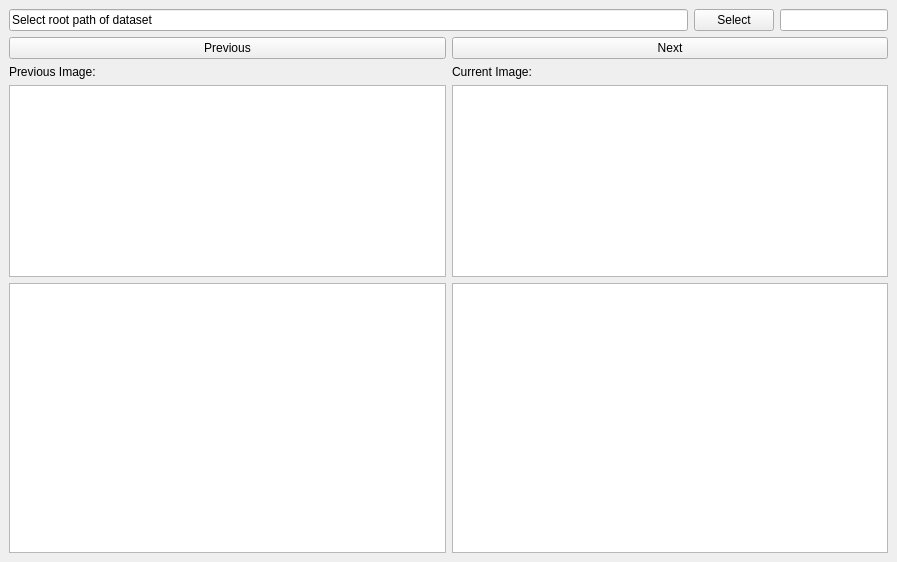
First picture: the form in ann_tools_eric/anntools.ui, repository simonchanper/ml_ann, before the edit.
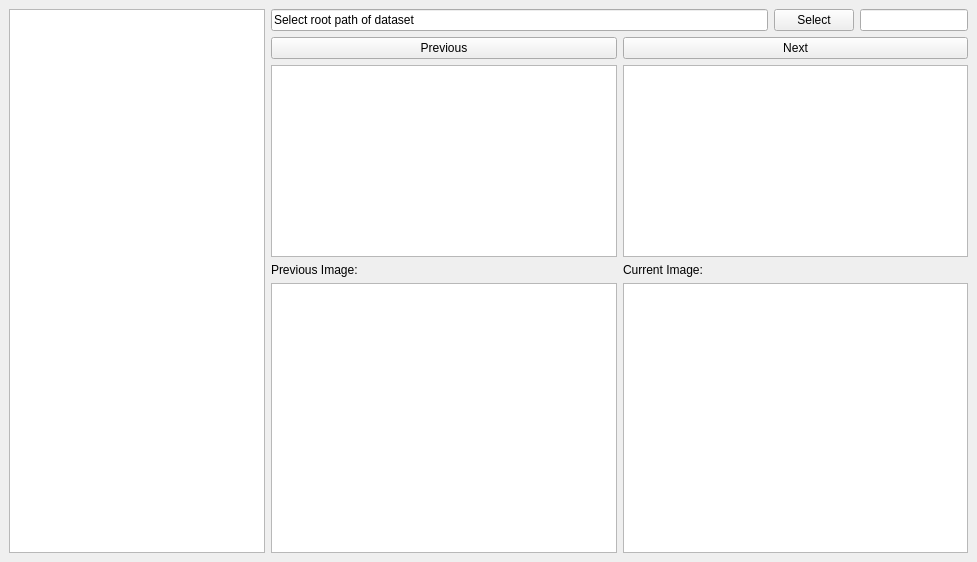
Second picture: the form after the edit.

```diff
--- a/ann_tools_eric/anntools.ui
+++ b/ann_tools_eric/anntools.ui
@@ -6,7 +6,7 @@
    <rect>
     <x>0</x>
     <y>0</y>
-    <width>897</width>
+    <width>977</width>
     <height>562</height>
    </rect>
   </property>
@@ -20,38 +20,35 @@
    <string>Ann Tools</string>
   </property>
   <widget class="QWidget" name="centralWidget">
-   <layout class="QGridLayout" name="gridLayout_2">
-    <item row="3" column="0">
-     <layout class="QHBoxLayout" name="horizontalLayout_5">
+   <layout class="QGridLayout" name="gridLayout_4">
+    <item row="0" column="0">
+     <layout class="QGridLayout" name="gridLayout_3">
+      <item row="0" column="0">
+       <layout class="QVBoxLayout" name="verticalLayout_6">
       <item>
-       <widget class="QPlainTextEdit" name="prevPlainTextEdit">
+         <widget class="QListView" name="fileListView">
         <property name="sizePolicy">
-         <sizepolicy hsizetype="Expanding" vsizetype="Minimum">
+           <sizepolicy hsizetype="Minimum" vsizetype="Expanding">
           <horstretch>0</horstretch>
           <verstretch>0</verstretch>
          </sizepolicy>
         </property>
-        <property name="readOnly">
-         <bool>true</bool>
-        </property>
-       </widget>
-      </item>
-      <item>
-       <widget class="QPlainTextEdit" name="currPlainTextEdit">
-        <property name="sizePolicy">
-         <sizepolicy hsizetype="Expanding" vsizetype="Minimum">
-          <horstretch>0</horstretch>
-          <verstretch>0</verstretch>
-         </sizepolicy>
-        </property>
-        <property name="readOnly">
-         <bool>true</bool>
+          <property name="baseSize">
+           <size>
+            <width>0</width>
+            <height>0</height>
+           </size>
+          </property>
+          <property name="editTriggers">
+           <set>QAbstractItemView::NoEditTriggers</set>
         </property>
        </widget>
       </item>
      </layout>
     </item>
-    <item row="0" column="0">
+      <item row="0" column="1">
+       <layout class="QVBoxLayout" name="verticalLayout_7">
+        <item>
      <layout class="QHBoxLayout" name="horizontalLayout">
       <property name="sizeConstraint">
        <enum>QLayout::SetMaximumSize</enum>
@@ -91,38 +88,7 @@
       </item>
      </layout>
     </item>
-    <item row="4" column="0">
-     <layout class="QHBoxLayout" name="horizontalLayout_2">
-      <property name="sizeConstraint">
-       <enum>QLayout::SetFixedSize</enum>
-      </property>
       <item>
-       <widget class="QGraphicsView" name="prevGraphicsView"/>
-      </item>
-      <item>
-       <widget class="QGraphicsView" name="currGraphicsView"/>
-      </item>
-     </layout>
-    </item>
-    <item row="2" column="0">
-     <layout class="QHBoxLayout" name="horizontalLayout_4">
-      <item>
-       <widget class="QLabel" name="label_2">
-        <property name="text">
-         <string>Previous Image:</string>
-        </property>
-       </widget>
-      </item>
-      <item>
-       <widget class="QLabel" name="label">
-        <property name="text">
-         <string>Current Image:</string>
-        </property>
-       </widget>
-      </item>
-     </layout>
-    </item>
-    <item row="1" column="0">
      <layout class="QHBoxLayout" name="horizontalLayout_10">
       <item>
        <widget class="QPushButton" name="prevPushBtn">
@@ -158,7 +124,75 @@
       </item>
      </layout>
     </item>
-   </layout>
+        <item>
+         <layout class="QHBoxLayout" name="horizontalLayout_5">
+          <item>
+           <widget class="QPlainTextEdit" name="prevPlainTextEdit">
+            <property name="sizePolicy">
+             <sizepolicy hsizetype="Expanding" vsizetype="Minimum">
+              <horstretch>0</horstretch>
+              <verstretch>0</verstretch>
+             </sizepolicy>
+            </property>
+            <property name="readOnly">
+             <bool>true</bool>
+            </property>
+           </widget>
+          </item>
+          <item>
+           <widget class="QPlainTextEdit" name="currPlainTextEdit">
+            <property name="sizePolicy">
+             <sizepolicy hsizetype="Expanding" vsizetype="Minimum">
+              <horstretch>0</horstretch>
+              <verstretch>0</verstretch>
+             </sizepolicy>
+            </property>
+            <property name="readOnly">
+             <bool>true</bool>
+            </property>
+           </widget>
+          </item>
+         </layout>
+        </item>
+        <item>
+         <layout class="QHBoxLayout" name="horizontalLayout_4">
+          <item>
+           <widget class="QLabel" name="label_2">
+            <property name="text">
+             <string>Previous Image:</string>
+            </property>
+           </widget>
+          </item>
+          <item>
+           <widget class="QLabel" name="label">
+            <property name="text">
+             <string>Current Image:</string>
+            </property>
+           </widget>
+          </item>
+         </layout>
+        </item>
+        <item>
+         <layout class="QHBoxLayout" name="horizontalLayout_2">
+          <property name="sizeConstraint">
+           <enum>QLayout::SetFixedSize</enum>
+          </property>
+          <item>
+           <widget class="QGraphicsView" name="prevGraphicsView"/>
+          </item>
+          <item>
+           <widget class="QGraphicsView" name="currGraphicsView"/>
+          </item>
+         </layout>
+        </item>
+       </layout>
+      </item>
+     </layout>
+    </item>
+   </layout>
+   <zorder>fileListView</zorder>
+   <zorder>fileListView</zorder>
+   <zorder>horizontalLayoutWidget</zorder>
   </widget>
  </widget>
  <resources/>
```
Lines whose indentation alone changed are shown as unchanged.
